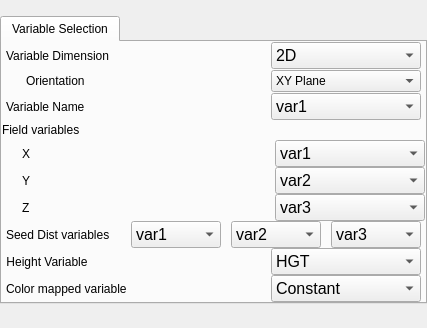
StasJ/vapor-formatted, file apps/vaporgui/VariablesWidgetGUI.ui: the form before one commit.
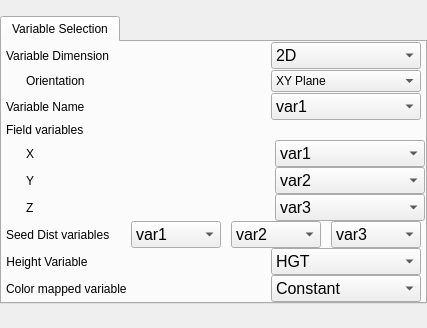
The form after the commit. Custom widgets are drawn as their Qt base class.

```diff
--- a/apps/vaporgui/VariablesWidgetGUI.ui
+++ b/apps/vaporgui/VariablesWidgetGUI.ui
@@ -396,7 +396,7 @@
            <number>0</number>
           </property>
           <property name="leftMargin">
-           <number>0</number>
+           <number>4</number>
           </property>
           <property name="topMargin">
            <number>0</number>
```
